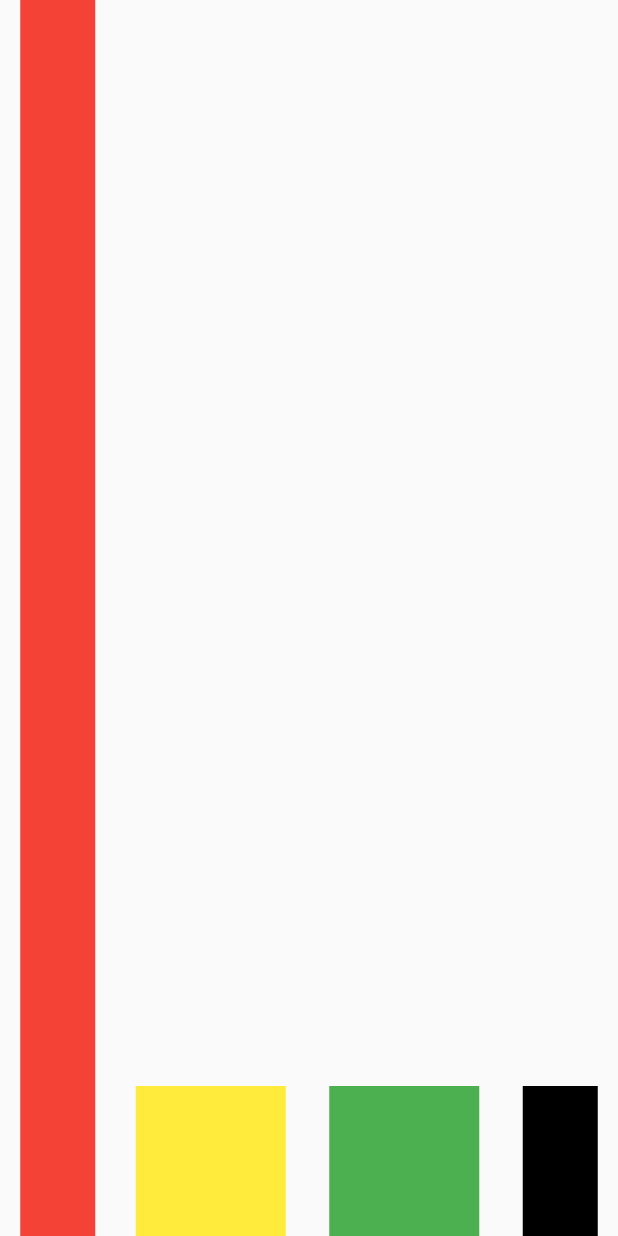
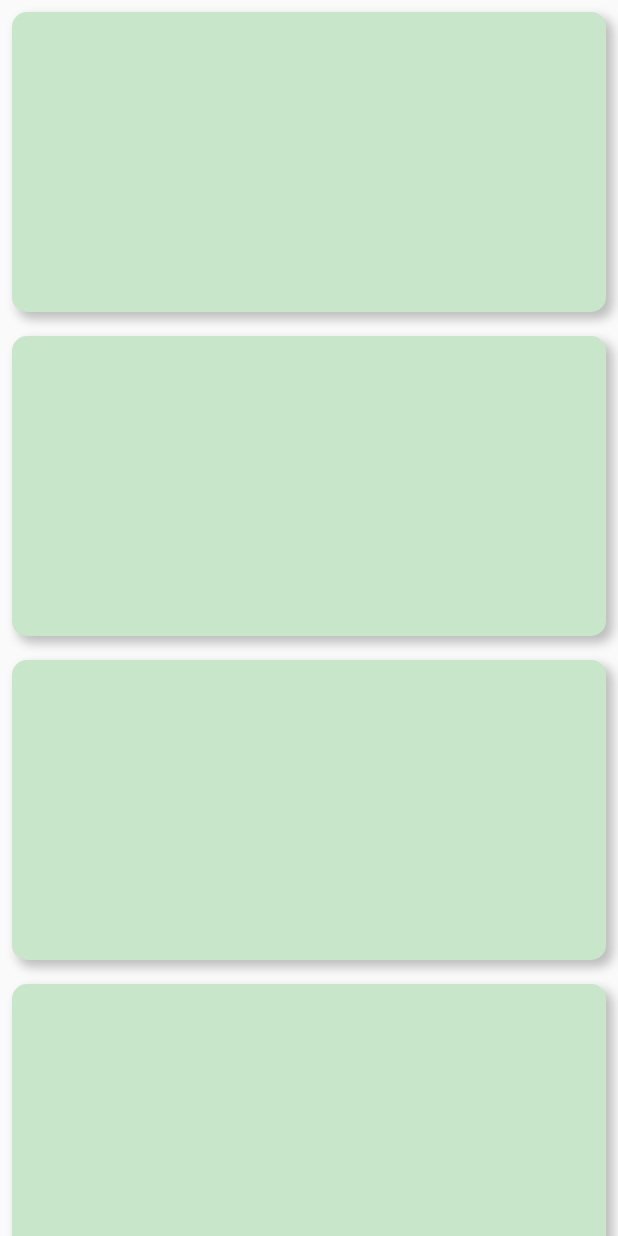
Before and after one commit to monjur35/flutterCourse, a Flutter app: the screen it shows after launch, on a phone screen of 412 x 824 dp. Run offline on Flutter 3.47's test engine with Material 2 defaults, Android fonts, the phone set to English and light mode, and no system bars; our stand-ins replace google_fonts.

Commit message:
bios changed

```diff
--- a/lib/main.dart
+++ b/lib/main.dart
@@ -4,6 +4,7 @@ import 'package:untitled/pages/home_page.dart';
 import 'package:untitled/pages/login_page.dart';
 import 'package:untitled/widgets/day01.dart';
 import 'package:untitled/widgets/day03.dart';
+import 'package:untitled/widgets/day04.dart';
 import 'package:untitled/widgets/theme.dart';
 
 void main() {
@@ -19,13 +20,14 @@ class MyApp extends StatelessWidget {
       theme: MyTheme.lightTheme(context),
       darkTheme: MyTheme.darkTheme(context),
       debugShowCheckedModeBanner: false,
-      initialRoute: MyRoutes.day3Route,
+      initialRoute: MyRoutes.day4Route,
       routes: {
         "/": (context) => LoginPage(),
         MyRoutes.homeRoute: (context) => HomePage(),
         MyRoutes.loginRoute: (context) => LoginPage(),
         MyRoutes.day1Route: (context) => Day01(),
-        MyRoutes.day3Route: (context) => Day03()
+        MyRoutes.day3Route: (context) => Day03(),
+        MyRoutes.day4Route: (context) => Day04()
       },
     );
   }
--- a/lib/models/catalog.dart
+++ b/lib/models/catalog.dart
@@ -1 +1,23 @@
-class Item {}
+import 'package:flutter/material.dart';
+
+class MyRow extends StatelessWidget {
+  @override
+  Widget build(BuildContext context) {
+    return Padding(
+      padding: const EdgeInsets.all(8),
+      child: Container(
+        decoration: BoxDecoration(
+            borderRadius: BorderRadius.circular(10),
+            color: Colors.green.shade100,
+            boxShadow: [
+              BoxShadow(
+                  offset: Offset(4.0, 4.0),
+                  color: Colors.grey.shade400,
+                  blurRadius: 5,
+                  spreadRadius: 0.5)
+            ]),
+        height: 200,
+      ),
+    );
+  }
+}
--- a/lib/utils/MyRoutes.dart
+++ b/lib/utils/MyRoutes.dart
@@ -3,4 +3,5 @@ class MyRoutes {
   static String homeRoute = "/home";
   static String day1Route = "/home";
   static String day3Route = "/home";
+  static String day4Route = "/home";
 }
```
